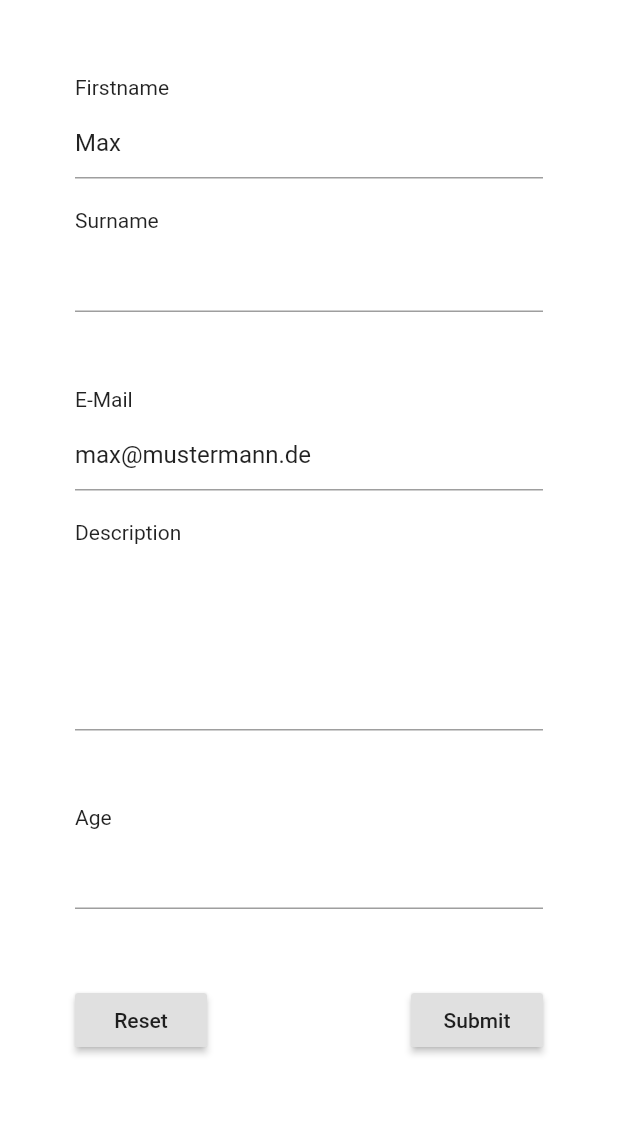
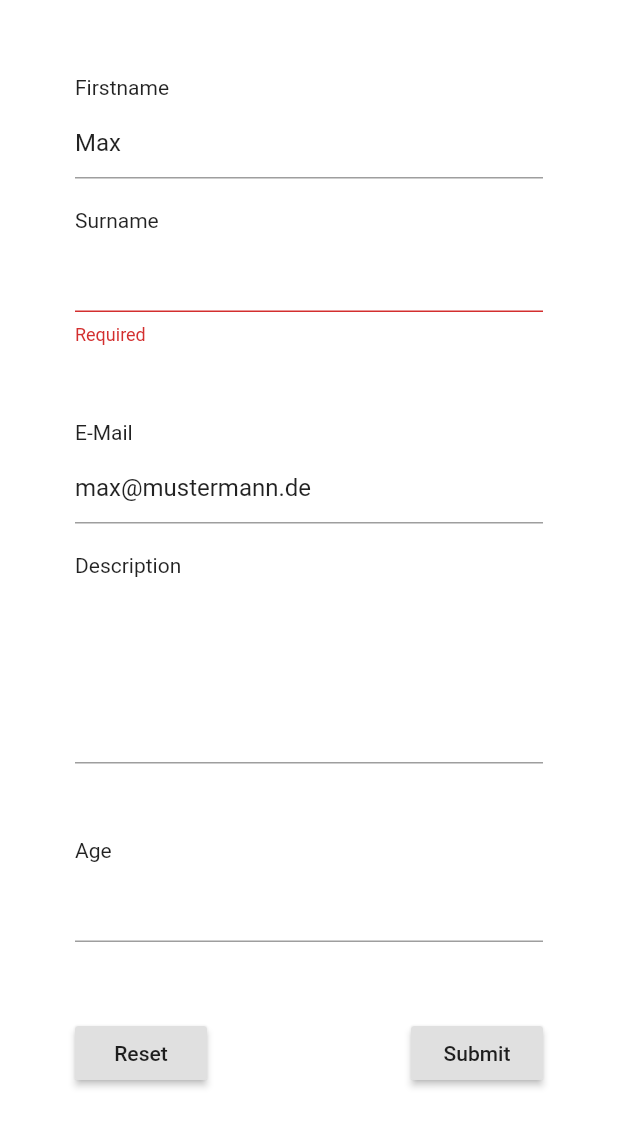
Before and after one commit to leon175/text_form_builder, a Flutter app: the screen it shows after launch, after a tap on "Submit", on a phone screen of 412 x 824 dp. Shown: the top 1126 px of the screen. Run offline on Flutter 3.47's test engine with Material 2 defaults, Android fonts, the phone set to English and light mode, and no system bars.

Commit message:
first release (0.0.1)

```diff
--- a/example/text_form_builder_example/lib/main.dart
+++ b/example/text_form_builder_example/lib/main.dart
@@ -20,17 +20,11 @@ class MyHomePage extends StatelessWidget {
 
   @override
   Widget build(BuildContext context) {
-    print(_formKey.currentWidget);
-    Future.delayed(Duration(seconds: 3)).then((value) {
-      print(_formKey.currentWidget);
-      print(_formKey.currentState);
-    });
-
     return Scaffold(
       body: SafeArea(
         child: SingleChildScrollView(
-          key: _formKey,
           child: TextFormBuilder(
+            key: _formKey,
             children: [
               TextFormBuilderField(
                 id: "firstname",
@@ -86,7 +80,7 @@ class MyHomePage extends StatelessWidget {
                   RaisedButton(
                     child: Text('Submit'),
                     onPressed: () {
-                      // _formKey.currentState.submit();
+                      _formKey.currentState.submit();
                     },
                   ),
                 ],
--- a/lib/widgets/text_form_builder.dart
+++ b/lib/widgets/text_form_builder.dart
@@ -11,7 +11,7 @@ class TextFormBuilder extends StatefulWidget {
   final bool closeableKeyboard;
   final EdgeInsets padding;
   final double width;
-  final Colors color;
+  final Color color;
 
   TextFormBuilder({
     Key key,
--- a/pubspec.yaml
+++ b/pubspec.yaml
@@ -2,7 +2,7 @@ name: text_form_builder
 description: A flutter package to build simple forms with custom widgets more easily.
 version: 0.0.1
 author: Leon Schneider <leon.flutter@cosolution.de>
-homepage: https://github.com/leon175/text_form_builder
+homepage: https://github.com/leon175/text_form_builder.git
 
 environment:
   sdk: ">=2.7.0 <3.0.0"
```
Also changed, not shown: 1 other file.
